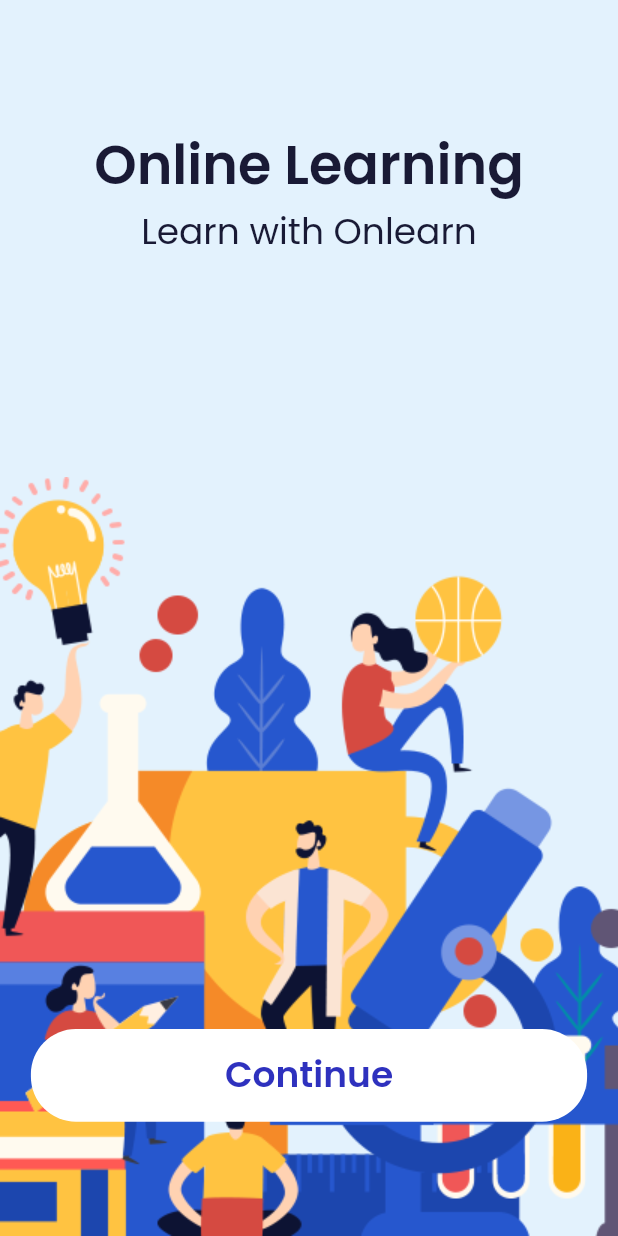
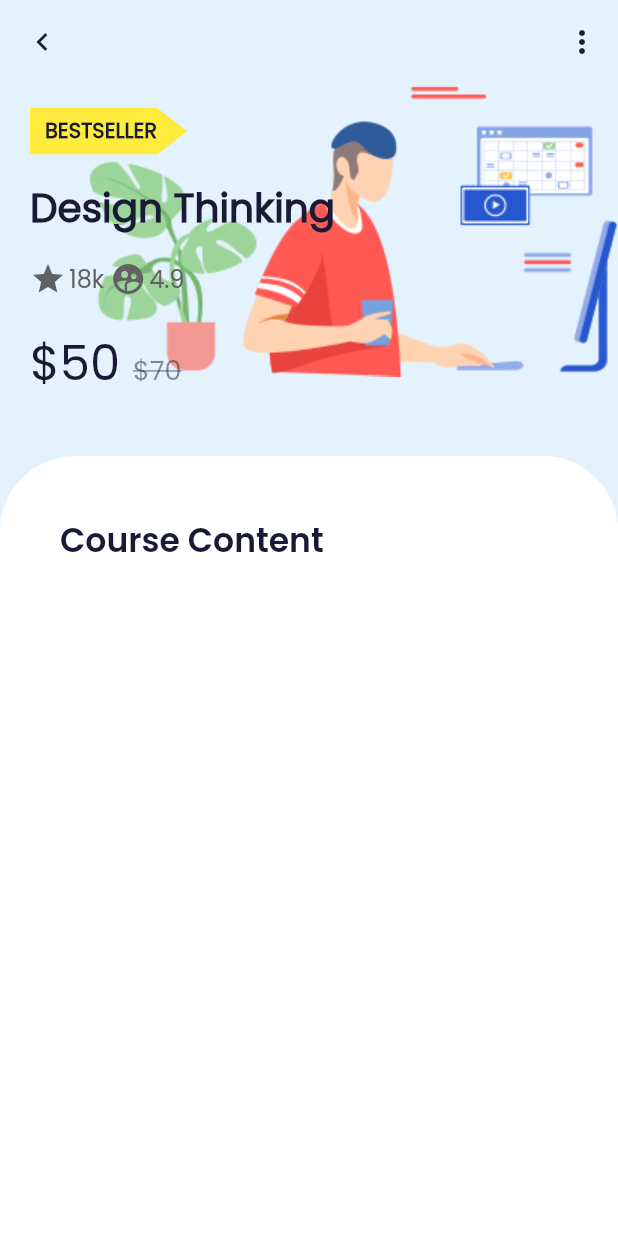
Before and after one commit to hafidardiansyahh/Online-Course-App, a Flutter app: the screen it shows after launch, on a phone screen of 412 x 824 dp. Run offline on Flutter 3.47's test engine with Material 2 defaults, Android fonts, the phone set to English and light mode, and no system bars; our stand-ins replace carousel_slider.

Commit message:
add detail screen

```diff
--- a/lib/main.dart
+++ b/lib/main.dart
@@ -1,4 +1,5 @@
 import 'package:flutter/material.dart';
+import 'package:online_course_v2/screens/detail_screen.dart';
 import 'package:online_course_v2/screens/intro_screen.dart';
 
 void main() {
@@ -11,7 +12,7 @@ class MyApp extends StatelessWidget {
   Widget build(BuildContext context) {
     return MaterialApp(
       debugShowCheckedModeBanner: false,
-      home: IntroScreen(),
+      home: DetailScreen(),
     );
   }
 }
--- /dev/null
+++ b/lib/screens/detail_screen.dart
@@ -0,0 +1,165 @@
+import 'package:flutter/material.dart';
+import 'package:online_course_v2/utilities/constants_utilities.dart';
+
+class DetailScreen extends StatefulWidget {
+  @override
+  _DetailScreenState createState() => _DetailScreenState();
+}
+
+class _DetailScreenState extends State<DetailScreen> {
+  @override
+  Widget build(BuildContext context) {
+    return Scaffold(
+      appBar: AppBar(
+        elevation: 0,
+        backgroundColor: Colors.blue[50],
+        leading: IconButton(
+          icon: Icon(
+            Icons.navigate_before_outlined,
+            color: darkColor,
+          ),
+          onPressed: () {},
+        ),
+        actions: [
+          IconButton(
+              icon: Icon(
+                Icons.more_vert_outlined,
+                color: darkColor,
+              ),
+              onPressed: () {})
+        ],
+      ),
+      body: Container(
+        width: double.infinity,
+        decoration: BoxDecoration(
+            color: Colors.blue[50],
+            image: DecorationImage(
+                image: AssetImage("assets/images/img4.png"),
+                alignment: Alignment.topRight)),
+        child: Column(
+          crossAxisAlignment: CrossAxisAlignment.start,
+          children: [
+            Padding(
+              padding: const EdgeInsets.symmetric(horizontal: 20),
+              child: Column(
+                crossAxisAlignment: CrossAxisAlignment.start,
+                children: [
+                  SizedBox(height: 16),
+                  ClipPath(
+                    clipper: BestSellerClipper(),
+                    child: Container(
+                      color: Colors.yellow,
+                      padding: EdgeInsets.only(
+                          left: 10, top: 5, right: 20, bottom: 5),
+                      child: Text(
+                        "BestSeller".toUpperCase(),
+                        style: TextStyle(
+                            fontFamily: "Poppins-Regular",
+                            fontSize: 14,
+                            fontWeight: FontWeight.w600,
+                            color: darkColor),
+                      ),
+                    ),
+                  ),
+                  SizedBox(height: 16),
+                  Text(
+                    "Design Thinking",
+                    style: TextStyle(
+                        fontFamily: "Poppins-Regular",
+                        fontSize: 26,
+                        fontWeight: FontWeight.w600,
+                        color: darkColor),
+                  ),
+                  SizedBox(height: 16),
+                  Row(
+                    children: [
+                      Icon(Icons.star, color: Colors.grey[700]),
+                      SizedBox(width: 2),
+                      Text("18k",
+                          style: TextStyle(
+                              fontFamily: "Poppins-Regular",
+                              fontSize: 16,
+                              color: Colors.grey[700])),
+                      SizedBox(width: 4),
+                      Icon(Icons.supervised_user_circle,
+                          color: Colors.grey[700]),
+                      SizedBox(width: 2),
+                      Text("4.9",
+                          style: TextStyle(
+                              fontFamily: "Poppins-Regular",
+                              fontSize: 16,
+                              color: Colors.grey[700])),
+                    ],
+                  ),
+                  SizedBox(height: 20),
+                  RichText(
+                    text: TextSpan(children: [
+                      TextSpan(
+                          text: "\$50 ",
+                          style: TextStyle(
+                              fontFamily: "Poppins-Regular",
+                              fontSize: 32,
+                              color: darkColor)),
+                      TextSpan(
+                          text: "\$70",
+                          style: TextStyle(
+                              fontFamily: "Poppins-Regular",
+                              fontSize: 18,
+                              color: darkColor.withOpacity(.5),
+                              decoration: TextDecoration.lineThrough))
+                    ]),
+                  ),
+                ],
+              ),
+            ),
+            SizedBox(height: 38),
+            Expanded(
+                child: Container(
+                    padding: EdgeInsets.all(20),
+                    width: double.infinity,
+                    decoration: BoxDecoration(
+                        borderRadius:
+                            BorderRadius.vertical(top: Radius.circular(50)),
+                        color: Colors.white),
+                    child: Stack(
+                      children: [
+                        Padding(
+                          padding: EdgeInsets.all(20),
+                          child: Column(
+                            crossAxisAlignment: CrossAxisAlignment.start,
+                            children: [
+                              Text("Course Content",
+                                  style: TextStyle(
+                                      fontFamily: "Poppins-SemiBold",
+                                      fontSize: 22,
+                                      color: darkColor))
+                            ],
+                          ),
+                        )
+                      ],
+                    )))
+          ],
+        ),
+      ),
+    );
+  }
+}
+
+class BestSellerClipper extends CustomClipper<Path> {
+  @override
+  getClip(Size size) {
+    var path = Path();
+    path.lineTo(size.width - 20, 0);
+    path.lineTo(size.width, size.height / 2);
+    path.lineTo(size.width - 20, size.height);
+    path.lineTo(0, size.height);
+    path.lineTo(0, 0);
+    path.close();
+    return path;
+  }
+
+  @override
+  bool shouldReclip(CustomClipper oldClipper) {
+    return false;
+  }
+}
--- a/lib/screens/home_screen.dart
+++ b/lib/screens/home_screen.dart
@@ -1,5 +1,3 @@
-import 'dart:math';
-
 import 'package:flutter/material.dart';
 import 'package:carousel_slider/carousel_slider.dart';
 import 'package:carousel_slider/carousel_options.dart';
@@ -66,7 +64,7 @@ class _HomeScreenState extends State<HomeScreen> {
                   Text(
                     "Find a perfect course for you",
                     style: TextStyle(
-                        color: Colors.grey,
+                        color: Colors.grey[700],
                         fontSize: 18,
                         fontFamily: "Poppins-Regular"),
                   ),
@@ -92,11 +90,12 @@ class _HomeScreenState extends State<HomeScreen> {
                             EdgeInsets.symmetric(horizontal: 5.0, vertical: 20),
                         decoration: BoxDecoration(
                             color: colors[i],
-                            borderRadius: BorderRadius.circular(20)),
-                        child: Row(
-                          mainAxisAlignment: MainAxisAlignment.spaceBetween,
-                          children: [
-                            Column(
+                            borderRadius: BorderRadius.circular(20),
+                            image: DecorationImage(
+                                alignment: Alignment.centerRight,
+                                image: AssetImage(categories[i].image),
+                                fit: BoxFit.cover)),
+                        child: Column(
                           mainAxisAlignment: MainAxisAlignment.spaceBetween,
                           crossAxisAlignment: CrossAxisAlignment.start,
                           children: [
@@ -113,16 +112,10 @@ class _HomeScreenState extends State<HomeScreen> {
                                   BorderRadius.all(Radius.circular(30)),
                               color: primaryColor,
                               child: InkWell(
-                                    splashColor: greyColor,
+                                splashColor: darkColor,
                                 borderRadius:
                                     BorderRadius.all(Radius.circular(30)),
-                                    onTap: () {
-                                      Navigator.of(context).pushReplacement(
-                                          MaterialPageRoute(
-                                              builder: (BuildContext context) {
-                                        return HomeScreen();
-                                      }));
-                                    },
+                                onTap: () {},
                                 child: Container(
                                     width: 40,
                                     height: 40,
@@ -132,12 +125,6 @@ class _HomeScreenState extends State<HomeScreen> {
                                     )),
                               ),
                             ),
-                              ],
-                            ),
-                            Image.asset(
-                              "assets/images/img1.png",
-                              width: 150,
-                            )
                           ],
                         ));
                   },
@@ -172,7 +159,9 @@ class _HomeScreenState extends State<HomeScreen> {
                 crossAxisSpacing: 20,
                 mainAxisSpacing: 20,
                 itemBuilder: (context, index) {
-                  return Container(
+                  return InkWell(
+                    onTap: () {},
+                    child: Container(
                       padding: EdgeInsets.all(20),
                       height: index.isEven ? 200 : 240,
                       decoration: BoxDecoration(
@@ -197,10 +186,11 @@ class _HomeScreenState extends State<HomeScreen> {
                             '${categories[index].numOfCourses} Courses',
                             style: TextStyle(
                                 fontFamily: "Poppins-Regular",
-                              color: Colors.grey,
+                                color: Colors.grey[700],
                                 fontSize: 16),
                           )
                         ],
+                      ),
                     ),
                   );
                 },
--- a/lib/screens/intro_screen.dart
+++ b/lib/screens/intro_screen.dart
@@ -29,7 +29,7 @@ class IntroScreen extends StatelessWidget {
                     style: TextStyle(
                         fontFamily: "Poppins-Regular",
                         fontSize: 24,
-                        color: darkColor),
+                        color: Colors.grey[700]),
                   ),
                 ],
               ),
```
Lines whose indentation alone changed are shown as unchanged.
